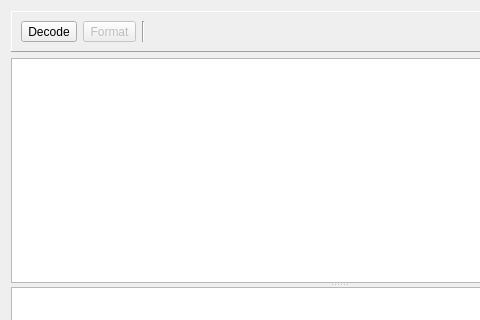
Old version of the form pktdumpdecode.ui in the repository pstavirs/pdd; both pictures show x 0 to 480 and y 0 to 320 of the 678 by 523 pixel window.
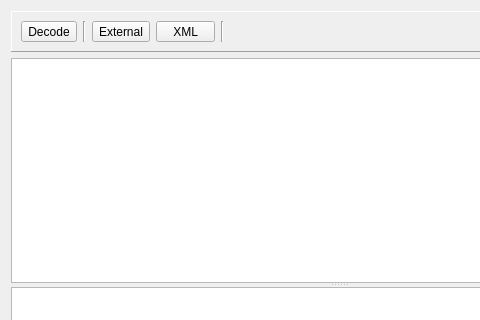
New version of the form. Icons and pictures are not drawn. Custom widgets are drawn as their Qt base class.

Commit message:
Fixes ----- Issue 1: Blank Lines in Decode Output Issue 2: Packet not decoded correctly Issue 3: Doesn't decode the given packet, neither shows any error/status message Issue 4: Add "minimize" button to pdd window
New Features
------------
- View External (open pcap file in Wireshark/Ethereal)
- View XML (open PDML in notepad)

Diff of the .ui file:
```diff
--- a/pktdumpdecode.ui
+++ b/pktdumpdecode.ui
@@ -38,22 +38,6 @@
         </property>
        </widget>
       </item>
-      <item>
-       <widget class="QToolButton" name="toolButton_3" >
-        <property name="enabled" >
-         <bool>false</bool>
-        </property>
-        <property name="text" >
-         <string>Format</string>
-        </property>
-        <property name="icon" >
-         <iconset resource="pdd.qrc" >:/icons/icons/format.png</iconset>
-        </property>
-        <property name="toolButtonStyle" >
-         <enum>Qt::ToolButtonTextUnderIcon</enum>
-        </property>
-       </widget>
-      </item>
       <item>
        <widget class="Line" name="line_3" >
         <property name="orientation" >
@@ -61,6 +45,45 @@
         </property>
        </widget>
       </item>
+      <item>
+       <widget class="QToolButton" name="tbViewExternal" >
+        <property name="text" >
+         <string>External</string>
+        </property>
+        <property name="icon" >
+         <iconset resource="pdd.qrc" >:/icons/icons/view_external.png</iconset>
+        </property>
+        <property name="toolButtonStyle" >
+         <enum>Qt::ToolButtonTextUnderIcon</enum>
+        </property>
+       </widget>
+      </item>
+      <item>
+       <widget class="QToolButton" name="tbViewXml" >
+        <property name="sizePolicy" >
+         <sizepolicy vsizetype="Fixed" hsizetype="Fixed" >
+          <horstretch>255</horstretch>
+          <verstretch>0</verstretch>
+         </sizepolicy>
+        </property>
+        <property name="text" >
+         <string>   XML   </string>
+        </property>
+        <property name="icon" >
+         <iconset resource="pdd.qrc" >:/icons/icons/view_xml.png</iconset>
+        </property>
+        <property name="toolButtonStyle" >
+         <enum>Qt::ToolButtonTextUnderIcon</enum>
+        </property>
+       </widget>
+      </item>
+      <item>
+       <widget class="Line" name="line" >
+        <property name="orientation" >
+         <enum>Qt::Vertical</enum>
+        </property>
+       </widget>
+      </item>
       <item>
        <spacer>
         <property name="orientation" >
```
The commit also changes 12 other files.
